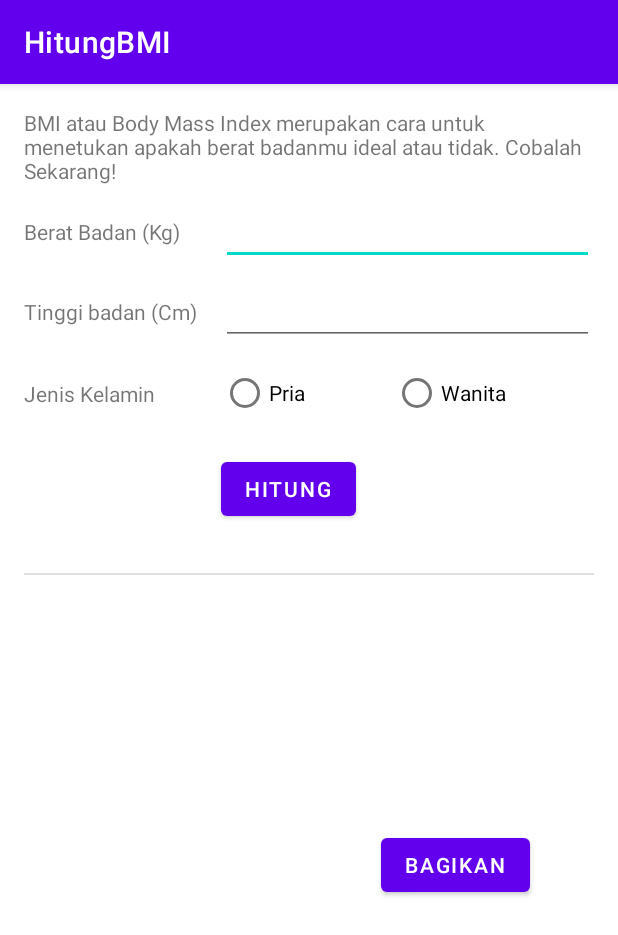
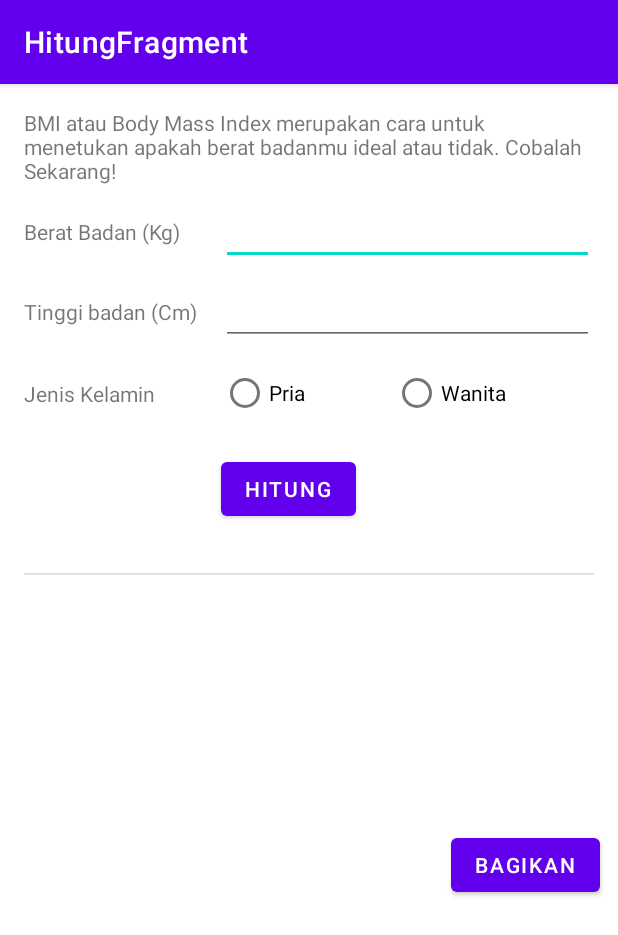
Before and after one commit to romegaarini/D3IF-Cool-4301-hitung-bmi2, an Android app: the screen it shows after launch (MainActivity), on a phone screen of 412 x 824 dp. Shown: the top 935 px of the screen. Run offline under Robolectric (Android 15) with nearby library versions, the phone set to English and light mode, and no system bars; our stand-ins replace navigation-ui.

Commit message:
3.4.Membuat navigasi sederhana

```diff
--- a/app/src/main/java/org/d3if0031/hitungbmi/MainActivity.kt
+++ b/app/src/main/java/org/d3if0031/hitungbmi/MainActivity.kt
@@ -2,10 +2,19 @@ package org.d3if0031.hitungbmi
 
 import androidx.appcompat.app.AppCompatActivity
 import android.os.Bundle
+import androidx.navigation.NavController
+import androidx.navigation.findNavController
+import androidx.navigation.ui.NavigationUI
 
 class MainActivity : AppCompatActivity() {
+    private lateinit var navController: NavController
     override fun onCreate(savedInstanceState: Bundle?) {
         super.onCreate(savedInstanceState)
         setContentView(R.layout.activity_main)
+        navController = findNavController(R.id.myNavHostFragment)
+        NavigationUI.setupActionBarWithNavController(this, navController)
+    }
+    override fun onSupportNavigateUp(): Boolean {
+        return navController.navigateUp()
     }
 }
--- a/app/src/main/java/org/d3if0031/hitungbmi/ui/HitungFragment.kt
+++ b/app/src/main/java/org/d3if0031/hitungbmi/ui/HitungFragment.kt
@@ -7,6 +7,7 @@ import android.view.View
 import android.view.ViewGroup
 import android.widget.Toast
 import androidx.fragment.app.Fragment
+import androidx.navigation.findNavController
 import org.d3if0031.hitungbmi.R
 import org.d3if0031.hitungbmi.databinding.FragmentHitungBinding
 
@@ -18,6 +19,10 @@ class HitungFragment : Fragment() {
                 layoutInflater, container, false)
 
         binding.button.setOnClickListener { hitungBmi() }
+        binding.saranButton.setOnClickListener { view: View ->
+            view.findNavController().navigate(
+                    R.id.action_hitungFragment_to_saranFragment)
+        }
         return binding.root
     }
 
@@ -51,6 +56,7 @@ class HitungFragment : Fragment() {
         val kategori = getKategori(bmi, isMale)
         binding.bmiTextView.text = getString(R.string.bmi_x, bmi)
         binding.kategoriTextView.text = getString(R.string.kategori_x, kategori)
+        binding.saranButton.visibility = View.VISIBLE
     }
     fun getKategori(bmi: Float, isMale: Boolean): String {
         val stringRes = if (isMale) {
--- a/app/src/main/res/layout/fragment_hitung.xml
+++ b/app/src/main/res/layout/fragment_hitung.xml
@@ -136,7 +136,6 @@
             app:layout_constraintStart_toStartOf="parent"
             app:layout_constraintTop_toBottomOf="@+id/bmiTextView"
             tools:text="Kategori: Ideal" />
-
         <Button
             android:id="@+id/saranButton"
             android:layout_width="wrap_content"
@@ -149,10 +148,8 @@
             android:visibility="invisible"
             app:layout_constraintBottom_toBottomOf="parent"
             app:layout_constraintEnd_toEndOf="parent"
-            app:layout_constraintHorizontal_bias="0.121"
             app:layout_constraintStart_toStartOf="parent"
             app:layout_constraintTop_toBottomOf="@+id/kategoriTextView"
-            app:layout_constraintVertical_bias="0.0"
             tools:visibility="visible" />
 
         <Button
@@ -165,5 +162,6 @@
             app:layout_constraintEnd_toEndOf="parent"
             app:layout_constraintStart_toEndOf="@+id/saranButton"
             app:layout_constraintTop_toTopOf="@+id/saranButton" />
+
     </androidx.constraintlayout.widget.ConstraintLayout>
 </ScrollView>
--- /dev/null
+++ b/app/src/main/res/values/ids.xml
@@ -0,0 +1,6 @@
+<?xml version="1.0" encoding="utf-8"?>
+<resources>
+    <item name="action_hitungFragment_to_saranFragment" type="id">hitung Fragment dan Saran
+        Fragment
+    </item>
+</resources>
```
Also changed, not shown: app/src/main/res/navigation/navigation.xml (+10 -1 lines).
